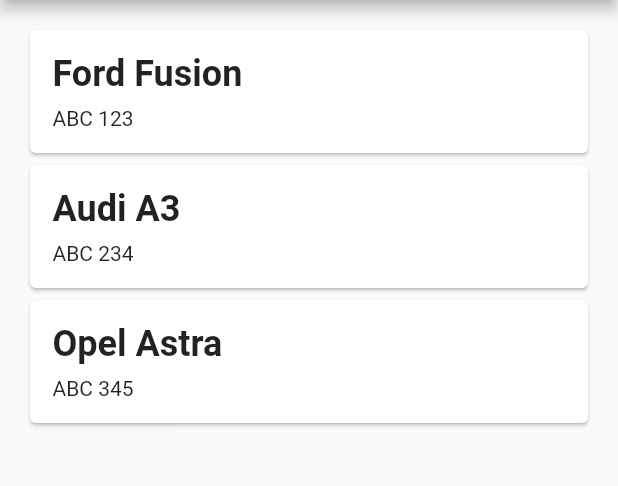
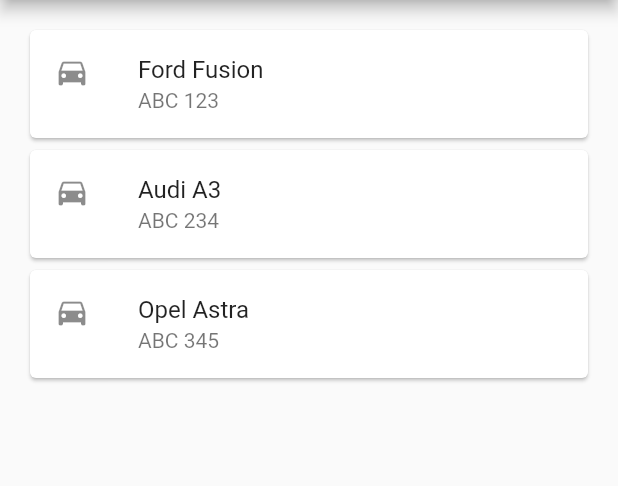
Before and after one commit to ddyrcz/CarLocator.Mobile, a Flutter app: the screen it shows after launch, on a phone screen of 412 x 824 dp, the part 84-570 px from its top. Run offline on Flutter 3.47's test engine with Material 2 defaults, Android fonts, the phone set to English and light mode, and no system bars.

```diff
--- a/lib/main.dart
+++ b/lib/main.dart
@@ -1,5 +1,6 @@
 
 import 'package:flutter/material.dart';
+import 'package:flutter/rendering.dart';
 import 'package:flutter_app/car.dart';
 
 void main() => runApp(MyApp());
@@ -43,23 +44,37 @@ class _CarsState extends State<CarsList> {
   }
 
   Widget _buildCarRow(Car car, int index) {
-    return Card(
-        child: Padding(
-      padding: const EdgeInsets.all(15.0),
-      child: Column(
-        crossAxisAlignment: CrossAxisAlignment.start,
-        children: <Widget>[
-          Text(
-            "${car.name}",
-            style: TextStyle(fontSize: 24.0,
-            fontWeight: FontWeight.bold),
-          ),
-          SizedBox(height: 8),
-          Text(
-            "${car.registrationNumber}",
-          ),
-        ],
-      ),
-    ));
+   return  Card(
+     child: ListTile(
+       title: Text(car.name),
+       subtitle: Text(car.registrationNumber),
+       leading: Icon(Icons.directions_car),
+       onTap: _carTapped,
+     ),
+   );
+  }
+
+  void _carTapped(){
+    Navigator.push(
+      context,
+      MaterialPageRoute(builder: (context) => CarLocation()),
+    );
   }
 }
+
+class CarLocation extends StatefulWidget {
+  @override
+  _CarLocationState createState() => _CarLocationState();
+}
+
+class _CarLocationState extends State<CarLocation> {
+  @override
+  Widget build(BuildContext context) {
+    return Scaffold(
+      appBar: AppBar(
+        title: Text('Lokalizacja GPS'),
+      ),
+      body: Container(),
+    );
+  }
+}
```
